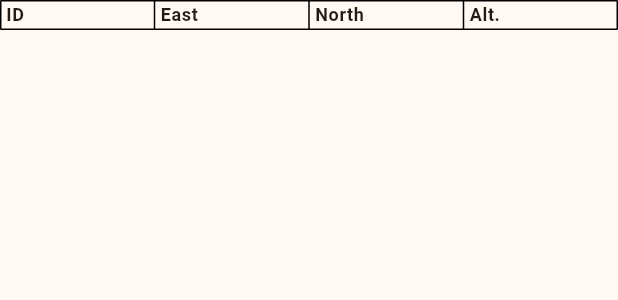
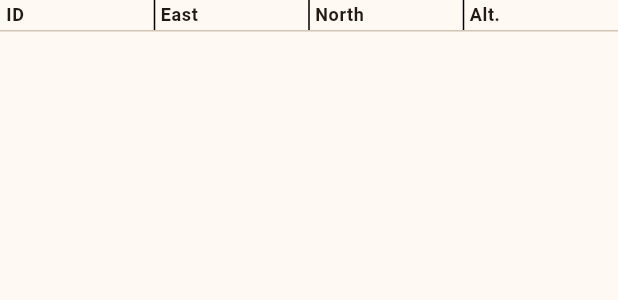
Before and after one commit to tierriminator/mobile-topo, a Flutter app: the ReferencePointsTable widget shown alone on an empty page, opened directly with empty values, on a phone screen of 412 x 824 dp. Shown: the top 300 px of the screen. Run offline on Flutter 3.47's test engine with Material 3 defaults, Android fonts, the phone set to English and light mode, and no system bars; our stand-ins replace flutter_bluetooth_serial, shared_preferences; accounts and stored records are empty.

Commit message:
sticky headers

```diff
--- a/mobile_topo/lib/views/widgets/data_tables.dart
+++ b/mobile_topo/lib/views/widgets/data_tables.dart
@@ -66,8 +66,13 @@ class StretchesTableState extends State<StretchesTable> {
   Widget build(BuildContext context) {
     final l10n = AppLocalizations.of(context)!;
 
-    return Table(
-      border: TableBorder.all(),
+    return Column(
+      children: [
+        // Sticky header
+        Table(
+          border: const TableBorder(
+            verticalInside: BorderSide(),
+          ),
           children: [
             TableRow(
               children: [
@@ -78,8 +83,24 @@ class StretchesTableState extends State<StretchesTable> {
                 TableCell(child: _HeaderCell(text: l10n.columnInclination)),
               ],
             ),
+          ],
+        ),
+        const Divider(height: 1, thickness: 1),
+        // Scrollable data rows
+        Expanded(
+          child: SingleChildScrollView(
+            child: Table(
+              border: const TableBorder(
+                verticalInside: BorderSide(),
+                horizontalInside: BorderSide(),
+              ),
+              children: [
                 for (var i = 0; i < widget.data.length; i++)
                   _buildRow(context, i, widget.data[i]),
+              ],
+            ),
+          ),
+        ),
       ],
     );
   }
@@ -532,8 +553,13 @@ class ReferencePointsTableState extends State<ReferencePointsTable> {
   Widget build(BuildContext context) {
     final l10n = AppLocalizations.of(context)!;
 
-    return Table(
-      border: TableBorder.all(),
+    return Column(
+      children: [
+        // Sticky header
+        Table(
+          border: const TableBorder(
+            verticalInside: BorderSide(),
+          ),
           children: [
             TableRow(
               children: [
@@ -543,8 +569,24 @@ class ReferencePointsTableState extends State<ReferencePointsTable> {
                 TableCell(child: _HeaderCell(text: l10n.columnAltitude)),
               ],
             ),
+          ],
+        ),
+        const Divider(height: 1, thickness: 1),
+        // Scrollable data rows
+        Expanded(
+          child: SingleChildScrollView(
+            child: Table(
+              border: const TableBorder(
+                verticalInside: BorderSide(),
+                horizontalInside: BorderSide(),
+              ),
+              children: [
                 for (var i = 0; i < widget.data.length; i++)
                   _buildRow(context, i, widget.data[i]),
+              ],
+            ),
+          ),
+        ),
       ],
     );
   }
```
Also changed, not shown: mobile_topo/lib/views/data_view.dart (+2 -6 lines). Lines whose indentation alone changed are shown as unchanged.
